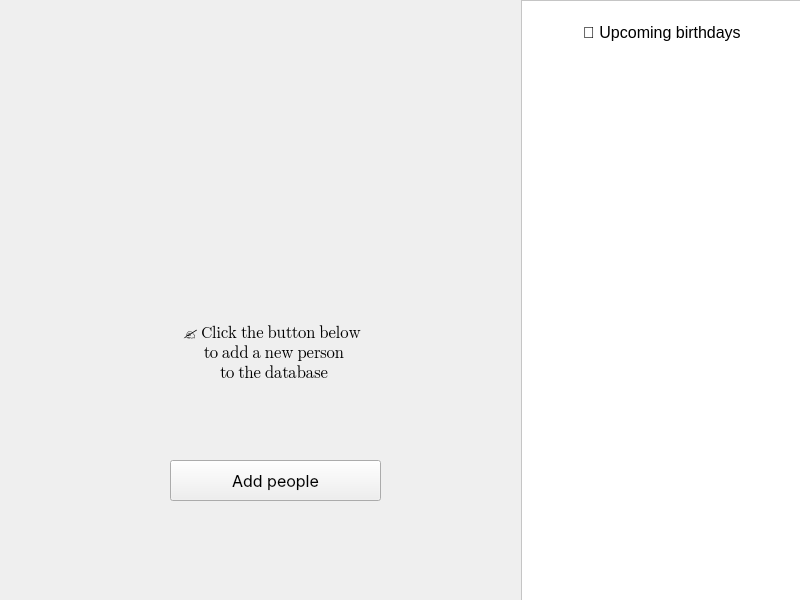
The window that Brithday-App/mainwindow.ui (SerhiyTo/Birthday-App) describes before a commit, drawn with Qt 5.
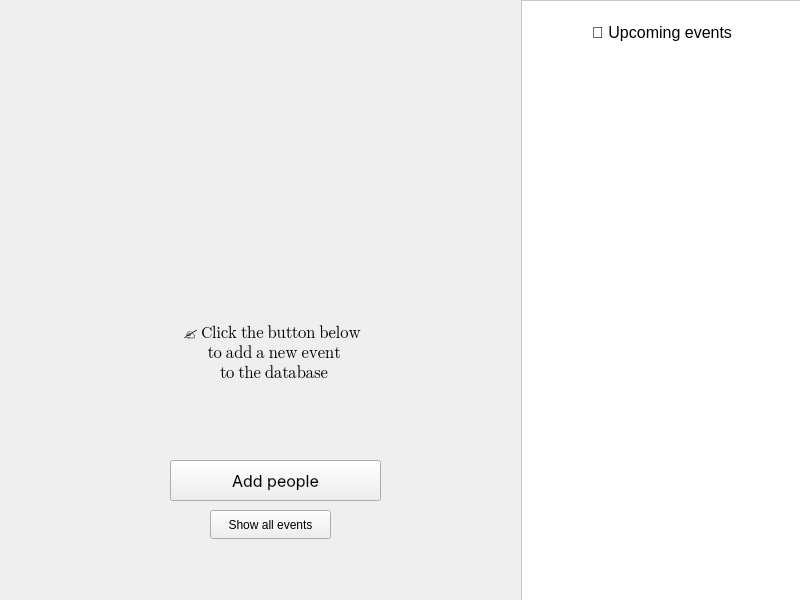
The same window after the commit. Icons and pictures are not drawn.

Commit message: added form woth all events

Diff of the .ui file:
```diff
--- a/Brithday-App/mainwindow.ui
+++ b/Brithday-App/mainwindow.ui
@@ -82,7 +82,7 @@
          </font>
         </property>
         <property name="text">
-         <string>🎉 Upcoming birthdays</string>
+         <string>🎉 Upcoming events</string>
         </property>
        </widget>
       </item>
@@ -168,7 +168,7 @@
        </property>
        <property name="text">
         <string>✍️ Click the button below
- to add a new person
+ to add a new event
  to the database</string>
        </property>
        <property name="textFormat">
@@ -181,6 +181,19 @@
      </item>
     </layout>
    </widget>
+   <widget class="QPushButton" name="btnShowAllEvents">
+    <property name="geometry">
+     <rect>
+      <x>210</x>
+      <y>510</y>
+      <width>121</width>
+      <height>29</height>
+     </rect>
+    </property>
+    <property name="text">
+     <string>Show all events</string>
+    </property>
+   </widget>
    <zorder>btnAddPeople</zorder>
    <zorder>layoutWidget</zorder>
    <zorder>frWithData</zorder>
```
Left out of the diff: 1 changed line with no effect on the pictures. The commit also changes 10 other files.
